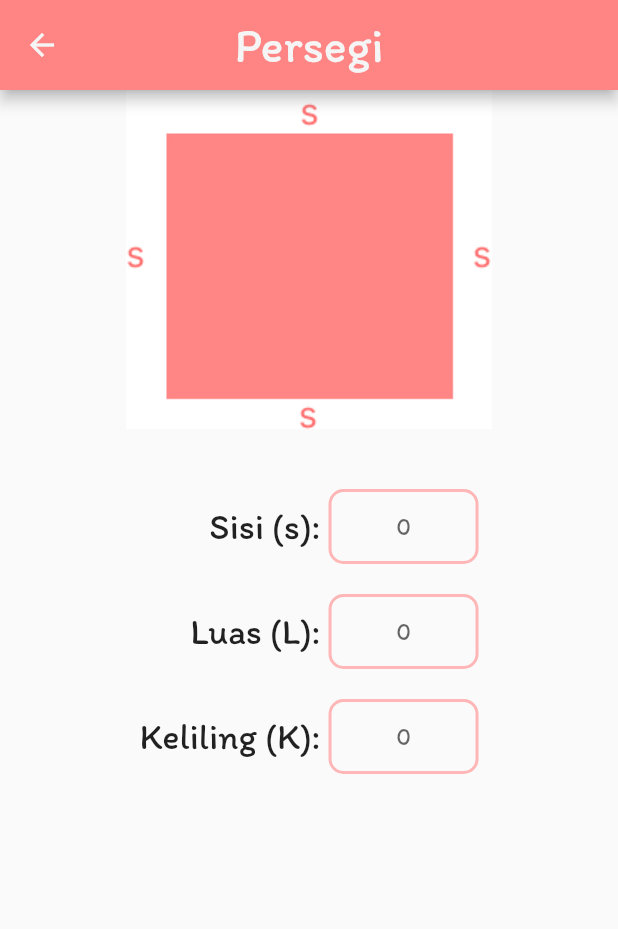
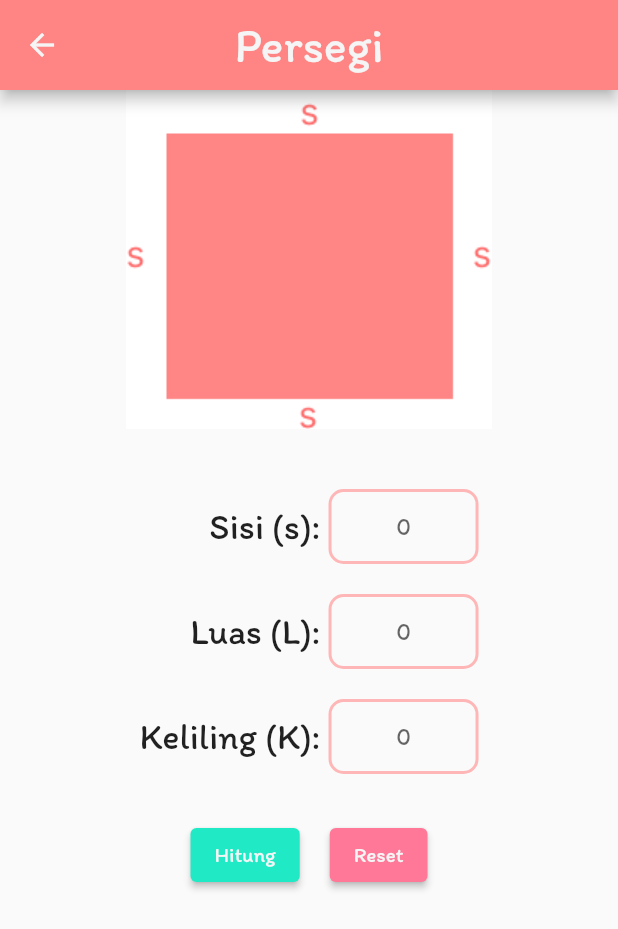
Before and after one commit to DhaniAM/Flutter-hitung-2D, a Flutter app: the screen it shows after launch, after a tap on "Persegi", on a phone screen of 412 x 824 dp. Shown: the top 929 px of the screen. Run offline on Flutter 3.47's test engine with Material 2 defaults, Android fonts, the phone set to English and light mode, and no system bars.

Commit message:
added button in persegi page

```diff
--- a/lib/page/persegi_page.dart
+++ b/lib/page/persegi_page.dart
@@ -52,7 +52,29 @@ class PersegiPage extends StatelessWidget {
                     ],
                   ),
                 ],
-              )
+              ),
+              Row(
+                mainAxisAlignment: MainAxisAlignment.center,
+                children: [
+                  ElevatedButton(
+                    style: ButtonStyle(
+                      foregroundColor: MaterialStateProperty.all(myWhite),
+                      backgroundColor: MaterialStateProperty.all(myCyan),
+                    ),
+                    onPressed: () {},
+                    child: const Text('Hitung'),
+                  ),
+                  const SizedBox(width: 20),
+                  ElevatedButton(
+                    style: ButtonStyle(
+                      foregroundColor: MaterialStateProperty.all(myWhite),
+                      backgroundColor: MaterialStateProperty.all(myDarkPink),
+                    ),
+                    onPressed: () {},
+                    child: const Text('Reset'),
+                  ),
+                ],
+              ),
             ],
           ),
         ),
```
